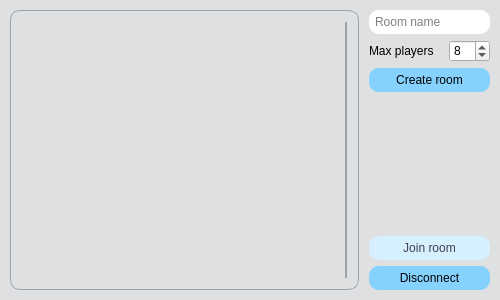
This is word_game/modules/gui/room_browser.ui in LiquidIce64/ORIS-tasks as Qt 5 draws it before an edit. The edited form follows.
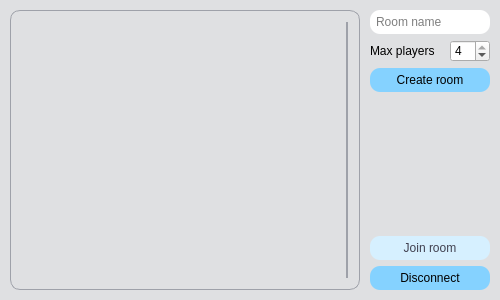
This is the edited form.

```diff
--- a/word_game/modules/gui/room_browser.ui
+++ b/word_game/modules/gui/room_browser.ui
@@ -22,6 +22,10 @@
   <property name="styleSheet">
    <string notr="true">#RoomBrowser, QScrollArea QWidget {background-color: #DFE0E2}
 
+QLabel {
+	color: black;
+}
+
 QLineEdit, QPushButton {
 	color: black;
 	border-radius: 10px;
@@ -179,10 +183,10 @@
       <number>2</number>
      </property>
      <property name="maximum">
-      <number>64</number>
+      <number>4</number>
      </property>
      <property name="value">
-      <number>8</number>
+      <number>4</number>
      </property>
     </widget>
    </item>
```
